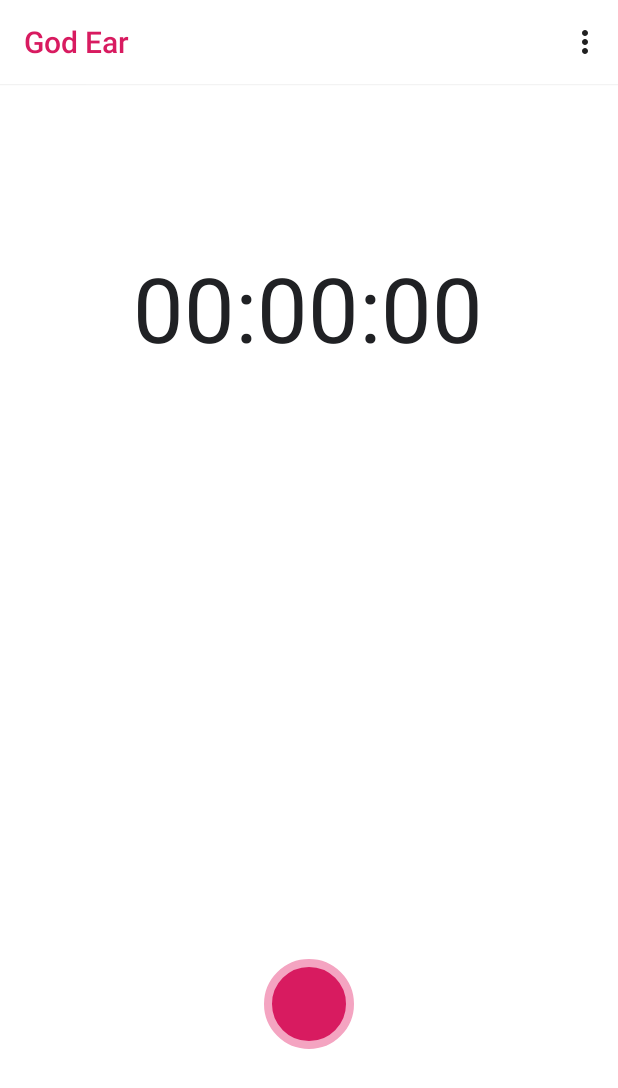
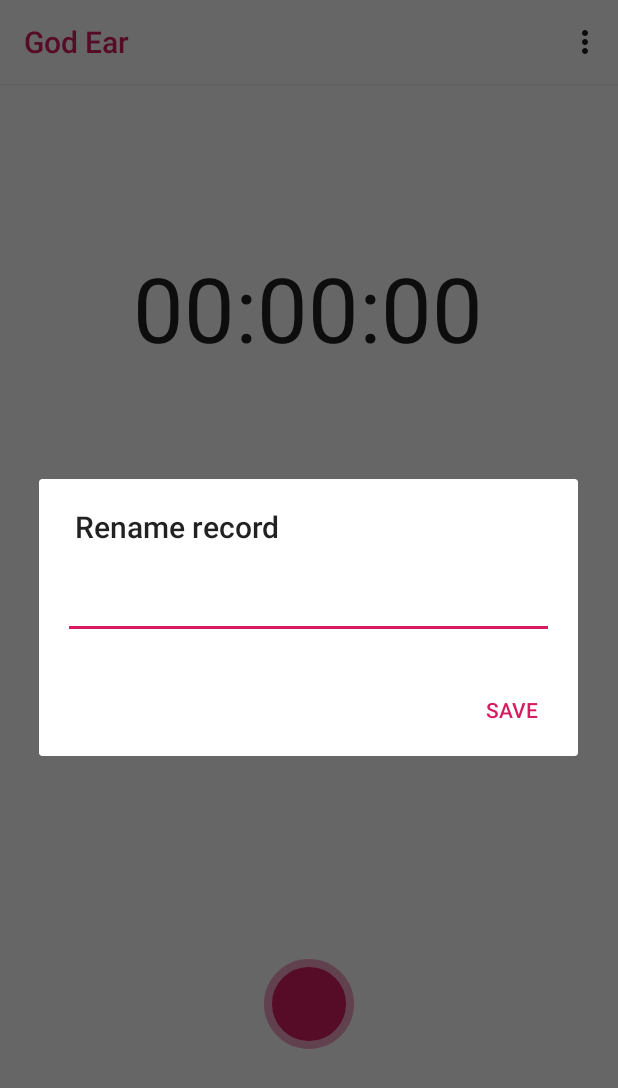
Before and after one commit to memorileak/god-ear, an Android app: the screen it shows after launch (MainActivity), after a tap on an icon or button, on a phone screen of 412 x 824 dp. Shown: the top 1088 px of the screen. Run offline under Robolectric (Android 15) with nearby library versions, the phone set to English and light mode, and no system bars.

Commit message:
Add RecordRenamer

```diff
--- a/app/src/main/java/com/tungnvan/godear/MainActivity.java
+++ b/app/src/main/java/com/tungnvan/godear/MainActivity.java
@@ -16,6 +16,7 @@ import android.widget.TextView;
 import android.widget.Toast;
 
 import com.tungnvan.godear.components.PermissionController;
+import com.tungnvan.godear.components.RecordRenamer;
 import com.tungnvan.godear.utils.TimeUtils;
 
 public class MainActivity extends AppCompatActivity {
@@ -104,7 +105,9 @@ public class MainActivity extends AppCompatActivity {
             stopService(record_service_intent);
             Toast.makeText(this, "Record file has successfully saved!", Toast.LENGTH_SHORT).show();
         } else if (permission_controller.isGrantedAllPermissions()) {
-            startService(record_service_intent);
+//            startService(record_service_intent);
+                RecordRenamer record_renamer = new RecordRenamer(this);
+                record_renamer.showDialog();
         } else {
             permission_controller.grantPermission();
         }
--- /dev/null
+++ b/app/src/main/java/com/tungnvan/godear/components/RecordRenamer.java
@@ -0,0 +1,44 @@
+package com.tungnvan.godear.components;
+
+import android.app.AlertDialog;
+import android.content.Context;
+import android.content.DialogInterface;
+import android.view.LayoutInflater;
+import android.view.View;
+import android.widget.EditText;
+import android.widget.Toast;
+
+import com.tungnvan.godear.R;
+
+public class RecordRenamer {
+
+    private Context own_context;
+    private AlertDialog.Builder dialog_builder;
+    private AlertDialog dialog;
+    private View record_rename_form;
+    private EditText record_name_input;
+
+    public RecordRenamer(Context context) {
+        own_context = context;
+        dialog_builder = new AlertDialog.Builder(own_context);
+        record_rename_form = LayoutInflater.from(own_context).inflate(R.layout.rename_record_form, null);
+        record_name_input = record_rename_form.findViewById(R.id.record_name);
+        dialog = dialog_builder
+            .setTitle(R.string.rename_record_dialog_title)
+            .setView(record_rename_form)
+            .setPositiveButton(R.string.rename_record_dialog_positive_button, new DialogInterface.OnClickListener() {
+                @Override
+                public void onClick(DialogInterface dialog, int which) {
+                    Toast.makeText(own_context, record_name_input.getText().toString(), Toast.LENGTH_SHORT).show();
+                }
+            })
+            .create();
+    }
+
+    public void showDialog() {
+        if (dialog != null) {
+            dialog.show();
+        }
+    }
+
+}
--- /dev/null
+++ b/app/src/main/res/layout/rename_record_form.xml
@@ -0,0 +1,14 @@
+<?xml version="1.0" encoding="utf-8"?>
+<LinearLayout xmlns:android="http://schemas.android.com/apk/res/android"
+    android:layout_width="match_parent"
+    android:layout_height="match_parent">
+
+    <EditText
+        android:id="@+id/record_name"
+        android:layout_width="wrap_content"
+        android:layout_height="wrap_content"
+        android:layout_margin="16dp"
+        android:layout_weight="1"
+        android:ems="10"
+        android:inputType="textPersonName" />
+</LinearLayout>
--- a/app/src/main/res/values/strings.xml
+++ b/app/src/main/res/values/strings.xml
@@ -4,4 +4,6 @@
     <string name="record_button_stop">Stop</string>
     <string name="menu_item_list">List Records</string>
     <string name="menu_item_settings">Settings</string>
+    <string name="rename_record_dialog_title">Rename record</string>
+    <string name="rename_record_dialog_positive_button">Save</string>
 </resources>
```
